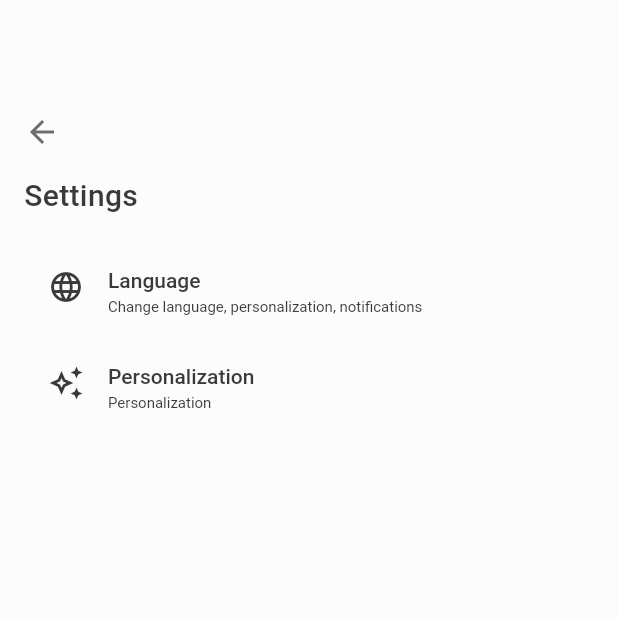
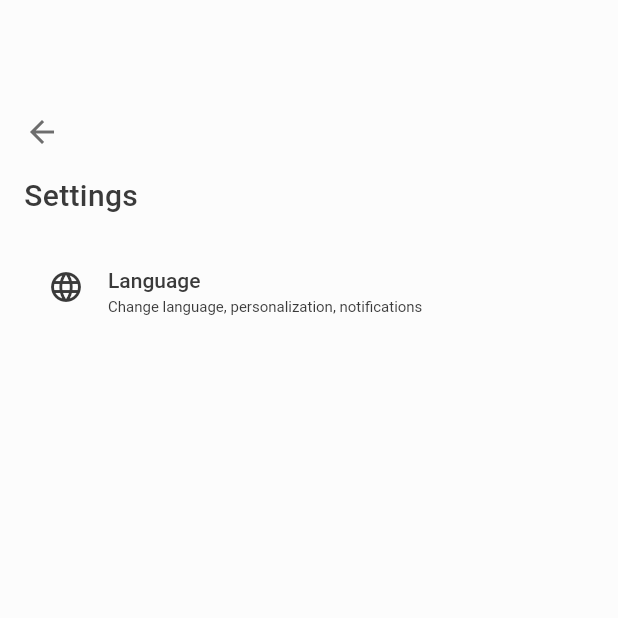
Before and after one commit to Eternal-Encoders/UrfuNavigator-mobile, a Flutter app: the SettingsPage screen opened by its route, on a phone screen of 412 x 824 dp, the top half of it. Run offline on Flutter 3.47's test engine with Material 3 defaults, Android fonts, the phone set to English and light mode, and no system bars; our stand-ins replace dartz, equatable, flutter_bloc, flutter_svg, freezed_annotation, get_it and 2 more; missing offline and left inert: slang, svg_path_parser, yandex_mapkit; accounts and stored records are empty; generated files the repository leaves out were written again; network calls fail; statements that could not run were skipped.

Commit message:
comment info, comment  personalization

```diff
--- a/lib/feature/ui/screens/settings_screen.dart
+++ b/lib/feature/ui/screens/settings_screen.dart
@@ -132,13 +132,13 @@ class SettingsScreen extends StatelessWidget {
                         }),
                         hasDivider: false,
                       ),
-                      SectionItemWidget(
-                        title: I18N(context).settingsPersonalizationTitle,
-                        subTitle: I18N(context).settingsPersonalizationSubtitle,
-                        icon: Icons.auto_awesome_outlined,
-                        handler: null,
-                        hasDivider: false,
-                      ),
+                      // SectionItemWidget(
+                      //   title: I18N(context).settingsPersonalizationTitle,
+                      //   subTitle: I18N(context).settingsPersonalizationSubtitle,
+                      //   icon: Icons.auto_awesome_outlined,
+                      //   handler: null,
+                      //   hasDivider: false,
+                      // ),
                     ],
                   ),
                 ),
--- a/pubspec.yaml
+++ b/pubspec.yaml
@@ -1,7 +1,7 @@
 name: urfu_navigator_mobile
 description: "The flutter project for urfu_navigator"
 publish_to: 'none'
-version: 0.5.6
+version: 0.6.0
 
 environment:
   sdk: ^3.5.3
```
Also changed, not shown: lib/feature/ui/pages/institute_page.dart (+19 -20 lines).
